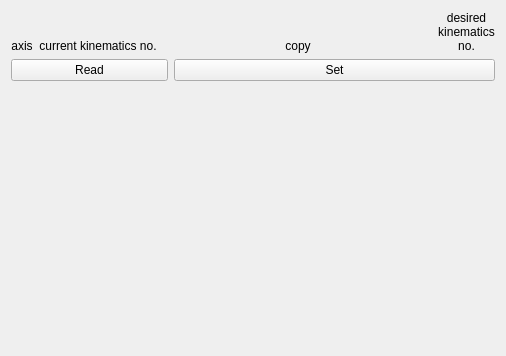
Qt form src/ui-qt/base/wgt_servo_algorithm_template.ui (verges/mrrocpp) before a commit.
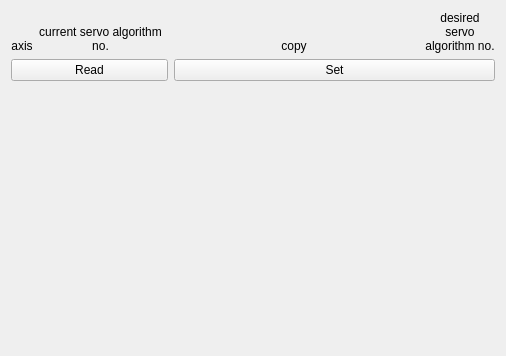
The same form after that commit.

```diff
--- a/src/ui-qt/base/wgt_servo_algorithm_template.ui
+++ b/src/ui-qt/base/wgt_servo_algorithm_template.ui
@@ -32,7 +32,7 @@
      <item row="0" column="1">
       <widget class="QLabel" name="label_7">
        <property name="text">
-        <string>current kinematics no.</string>
+        <string>current servo algorithm no.</string>
        </property>
        <property name="alignment">
         <set>Qt::AlignBottom|Qt::AlignHCenter</set>
@@ -51,7 +51,7 @@
         </size>
        </property>
        <property name="text">
-        <string>desired kinematics no.</string>
+        <string>desired servo algorithm no.</string>
        </property>
        <property name="alignment">
         <set>Qt::AlignBottom|Qt::AlignHCenter</set>
```
